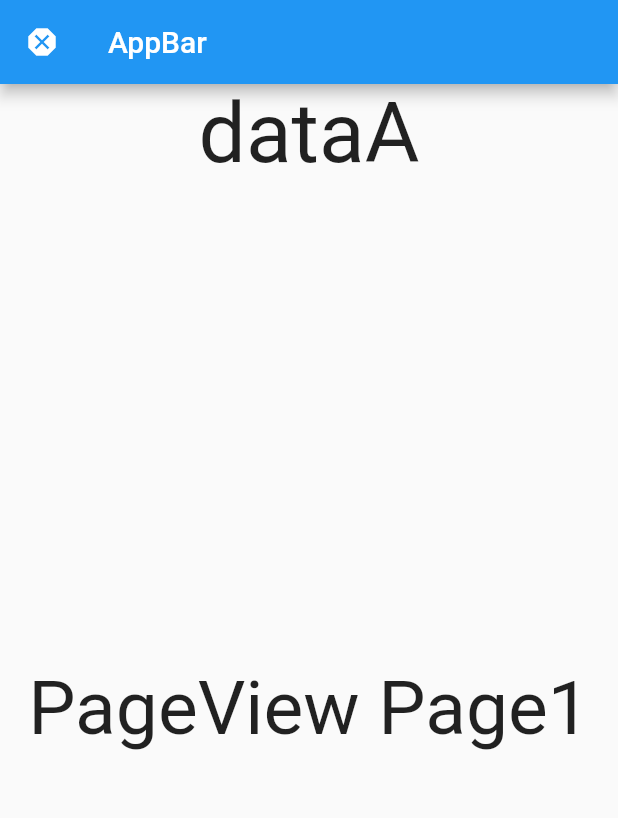
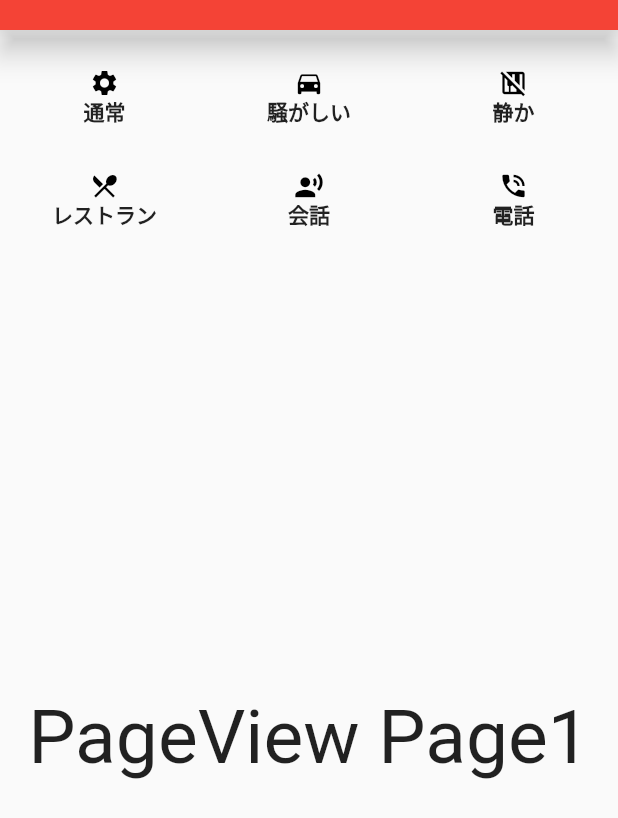
Before and after one commit to Flutter-Team-hokaiG/remotecontroll_app, a Flutter app: the screen it shows after launch, on a phone screen of 412 x 824 dp. Shown: the top 818 px of the screen. Run offline on Flutter 3.47's test engine with Material 2 defaults, Android fonts, the phone set to English and light mode, and no system bars.

Commit message:
GridViewを追加

```diff
--- a/lib/main.dart
+++ b/lib/main.dart
@@ -38,13 +38,172 @@ class _MyWidgetState extends State<MyWidget> {
   @override
   Widget build(BuildContext context) {
     return Scaffold(
-      appBar: AppBar(
-        leading: Icon(Icons.dangerous),
-        title: const Text('AppBar'),
+      appBar: PreferredSize(
+        preferredSize: const Size.fromHeight(20),
+        child: AppBar(
+          backgroundColor: Colors.red,
+          automaticallyImplyLeading: false,
+          actions: const [],
+          elevation: 8,
+        ),
       ),
       body: Column(
         children: [
-          Text('dataA', textScaleFactor: 4),
+          Padding(
+            padding: const EdgeInsetsDirectional.fromSTEB(2, 2, 2, 2),
+            child: GridView(
+              padding: EdgeInsets.zero,
+              gridDelegate: const SliverGridDelegateWithFixedCrossAxisCount(
+                crossAxisCount: 3,
+                crossAxisSpacing: 1,
+                mainAxisSpacing: 1,
+                childAspectRatio: 2,
+              ),
+              primary: false,
+              shrinkWrap: true,
+              scrollDirection: Axis.vertical,
+              children: [
+                Stack(
+                  children: [
+                    Align(
+                      alignment: const AlignmentDirectional(0, -0.5),
+                      child: IconButton(
+                        iconSize: 50,
+                        icon: const Icon(
+                          Icons.settings,
+                          color: Colors.black,
+                          size: 20,
+                        ),
+                        onPressed: () {},
+                      ),
+                    ),
+                    const Align(
+                      alignment: AlignmentDirectional(0, 0.8),
+                      child: Text(
+                        '通常',
+                        style: TextStyle(fontWeight: FontWeight.w800),
+                      ),
+                    ),
+                  ],
+                ),
+                Stack(
+                  children: [
+                    Align(
+                      alignment: const AlignmentDirectional(0, -0.5),
+                      child: IconButton(
+                        iconSize: 50,
+                        icon: const Icon(
+                          Icons.directions_car,
+                          color: Colors.black,
+                          size: 20,
+                        ),
+                        onPressed: () {},
+                      ),
+                    ),
+                    const Align(
+                      alignment: AlignmentDirectional(0, 0.8),
+                      child: Text(
+                        '騒がしい',
+                        style: TextStyle(fontWeight: FontWeight.w800),
+                      ),
+                    ),
+                  ],
+                ),
+                Stack(
+                  children: [
+                    Align(
+                      alignment: const AlignmentDirectional(0, -0.5),
+                      child: IconButton(
+                        iconSize: 50,
+                        icon: const Icon(
+                          Icons.piano_off,
+                          color: Colors.black,
+                          size: 20,
+                        ),
+                        onPressed: () {},
+                      ),
+                    ),
+                    const Align(
+                      alignment: AlignmentDirectional(0, 0.8),
+                      child: Text(
+                        '静か',
+                        style: TextStyle(fontWeight: FontWeight.w800),
+                      ),
+                    ),
+                  ],
+                ),
+                Stack(
+                  children: [
+                    Align(
+                      alignment: const AlignmentDirectional(0, -0.5),
+                      child: IconButton(
+                        iconSize: 50,
+                        icon: const Icon(
+                          Icons.local_restaurant,
+                          color: Colors.black,
+                          size: 20,
+                        ),
+                        onPressed: () {},
+                      ),
+                    ),
+                    const Align(
+                      alignment: AlignmentDirectional(0, 0.8),
+                      child: Text(
+                        'レストラン',
+                        style: TextStyle(fontWeight: FontWeight.w800),
+                      ),
+                    ),
+                  ],
+                ),
+                Stack(
+                  children: [
+                    Align(
+                      alignment: const AlignmentDirectional(0, -0.5),
+                      child: IconButton(
+                        iconSize: 50,
+                        icon: const Icon(
+                          Icons.record_voice_over,
+                          color: Colors.black,
+                          size: 20,
+                        ),
+                        onPressed: () {},
+                      ),
+                    ),
+                    const Align(
+                      alignment: AlignmentDirectional(0, 0.8),
+                      child: Text(
+                        '会話',
+                        style: TextStyle(fontWeight: FontWeight.w800),
+                      ),
+                    ),
+                  ],
+                ),
+                Stack(
+                  children: [
+                    Align(
+                      alignment: const AlignmentDirectional(0, -0.5),
+                      child: IconButton(
+                        iconSize: 50,
+                        icon: const Icon(
+                          Icons.phone_in_talk,
+                          color: Colors.black,
+                          size: 20,
+                        ),
+                        onPressed: () {},
+                      ),
+                    ),
+                    const Align(
+                      alignment: AlignmentDirectional(0, 0.8),
+                      child: Text(
+                        '電話',
+                        style: TextStyle(fontWeight: FontWeight.w800),
+                      ),
+                    ),
+                  ],
+                ),
+              ],
+            ),
+          ),
           Expanded(
             child: PageView(
               controller: controller,
```
